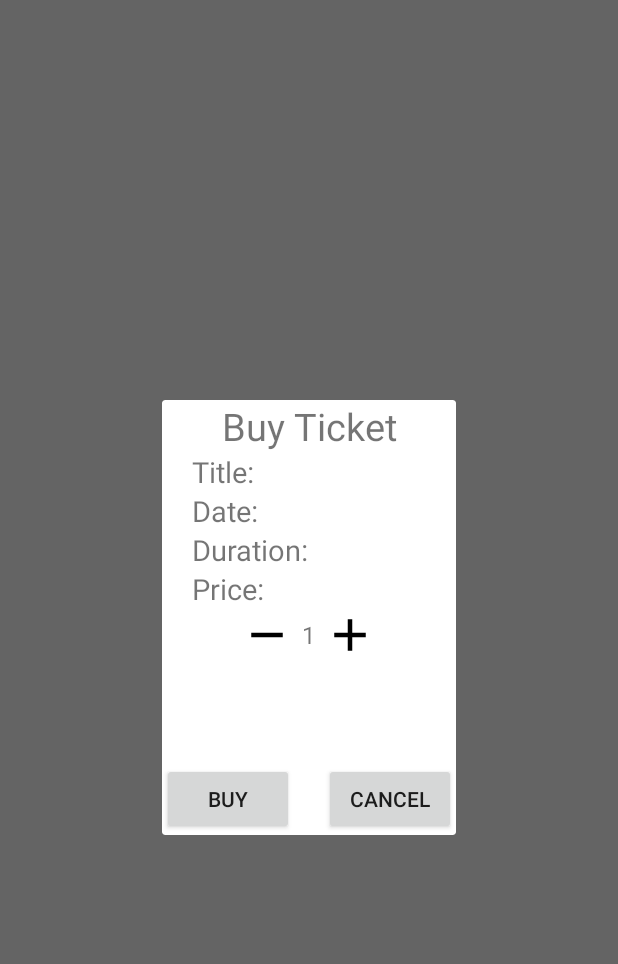
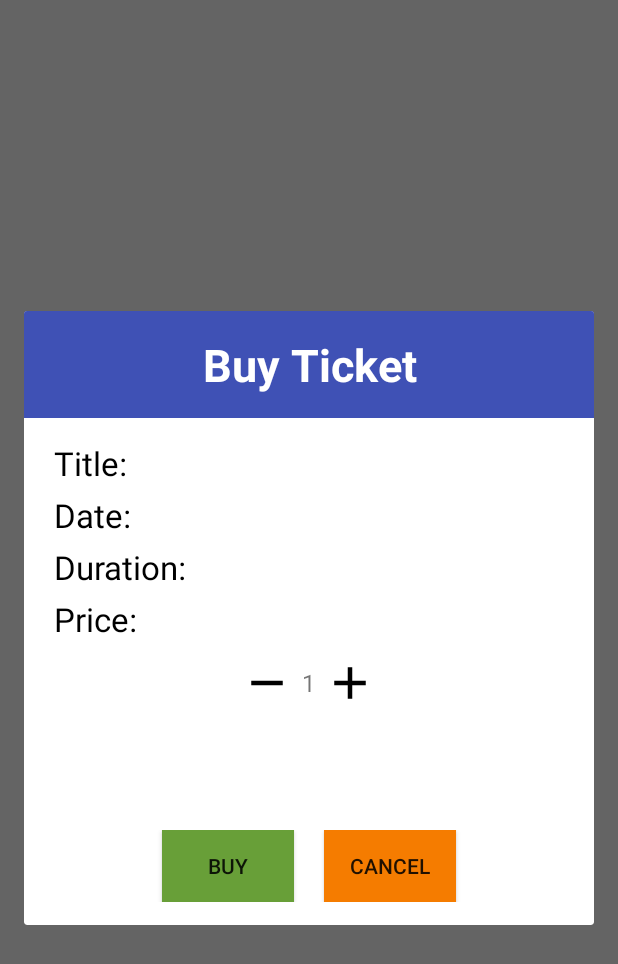
Before and after one commit to joaocsf/FEUP-CMOV, an Android app: the fragment BuyTicketsDialogFragment shown on its own in the app's theme, on a phone screen of 412 x 824 dp. Shown: the top 964 px of the screen. Run offline under Robolectric (Android 15) with nearby library versions, the phone set to English and light mode, and no system bars; 6 statements that could not run were skipped.

Commit message:
made some improvements on the layout

```diff
--- a/main-mobile-app/app/src/main/java/feup/cmpv/feup/casadamusica/fragments/tickets/BuyTicketsDialogFragment.java
+++ b/main-mobile-app/app/src/main/java/feup/cmpv/feup/casadamusica/fragments/tickets/BuyTicketsDialogFragment.java
@@ -7,6 +7,7 @@ import android.support.v4.app.DialogFragment;
 import android.view.LayoutInflater;
 import android.view.View;
 import android.view.ViewGroup;
+import android.view.WindowManager;
 import android.widget.Button;
 import android.widget.TextView;
 import android.widget.Toast;
@@ -141,4 +142,11 @@ public class BuyTicketsDialogFragment extends DialogFragment implements View.OnC
 
         total_price.setText(new StringBuilder().append(total).append("€"));
     }
+
+    @Override
+    public void onStart() {
+        super.onStart();
+        Objects.requireNonNull(getDialog().getWindow())
+                .setLayout(WindowManager.LayoutParams.MATCH_PARENT, WindowManager.LayoutParams.WRAP_CONTENT);
+    }
 }
--- a/main-mobile-app/app/src/main/res/layout/buy_ticket_fragment.xml
+++ b/main-mobile-app/app/src/main/res/layout/buy_ticket_fragment.xml
@@ -5,20 +5,34 @@
     android:orientation="vertical">
 
 
-    <TextView
-        android:id="@+id/buy_ticket_title"
+    <LinearLayout
         android:layout_width="match_parent"
         android:layout_height="wrap_content"
-        android:text="@string/buy_ticket"
-        android:textAlignment="center"
-        android:textSize="25sp"/>
+        android:background="@color/colorPrimary">
+        <TextView
+            android:id="@+id/buy_ticket_title"
+            android:layout_width="match_parent"
+            android:layout_height="wrap_content"
+            android:text="@string/buy_ticket"
+            android:textAlignment="center"
+            android:textSize="30sp"
+            android:layout_marginTop="15dp"
+            android:layout_marginBottom="15dp"
+            android:textColor="@color/white"
+            android:textStyle="bold"
+            />
+
+    </LinearLayout>
 
     <TableLayout
         android:layout_width="match_parent"
-        android:layout_height="wrap_content">
+        android:layout_height="wrap_content"
+        android:layout_marginTop="10dp">
+
         <TableRow
             android:layout_width="wrap_content"
-            android:layout_height="wrap_content">
+            android:layout_height="wrap_content"
+            android:layout_marginTop="5dp">
 
             <TextView
                 android:layout_width="wrap_content"
@@ -26,7 +40,8 @@
                 android:text="@string/show_title"
                 android:layout_marginStart="20dp"
                 android:layout_marginEnd="3dp"
-                android:textSize="19sp"/>
+                android:textSize="22sp"
+                android:textColor="@color/black"/>
 
             <TextView
                 android:id="@+id/show_title"
@@ -38,6 +53,7 @@
         <TableRow
             android:layout_width="match_parent"
             android:layout_height="wrap_content"
+            android:layout_marginTop="5dp"
             >
 
             <TextView
@@ -46,7 +62,8 @@
                 android:text="@string/show_date"
                 android:layout_marginStart="20dp"
                 android:layout_marginEnd="3dp"
-                android:textSize="19sp"
+                android:textSize="22sp"
+                android:textColor="@color/black"
                 />
 
             <TextView
@@ -60,6 +77,7 @@
         <TableRow
             android:layout_width="match_parent"
             android:layout_height="wrap_content"
+            android:layout_marginTop="5dp"
             >
             <TextView
                 android:layout_width="wrap_content"
@@ -67,7 +85,8 @@
                 android:text="@string/show_duration"
                 android:layout_marginStart="20dp"
                 android:layout_marginEnd="3dp"
-                android:textSize="19sp"
+                android:textSize="22sp"
+                android:textColor="@color/black"
                 />
 
             <TextView
@@ -81,6 +100,7 @@
         <TableRow
             android:layout_width="match_parent"
             android:layout_height="wrap_content"
+            android:layout_marginTop="5dp"
             >
 
             <TextView
@@ -89,7 +109,8 @@
                 android:text="@string/show_price"
                 android:layout_marginStart="20dp"
                 android:layout_marginEnd="3dp"
-                android:textSize="19sp"/>
+                android:textSize="22sp"
+                android:textColor="@color/black"/>
 
             <TextView
                 android:id="@+id/show_price"
@@ -105,7 +126,8 @@
     <LinearLayout
         android:layout_width="match_parent"
         android:layout_height="wrap_content"
-        android:gravity="center">
+        android:gravity="center"
+        android:layout_marginTop="10dp">
 
         <Button
             android:id="@+id/minus_ticket"
@@ -138,28 +160,33 @@
         android:layout_width="match_parent"
         android:layout_height="wrap_content"
         android:textSize="50sp"
-        android:textAlignment="center" />
+        android:textAlignment="center"
+        android:layout_marginTop="5dp"
+        android:layout_marginBottom="7dp"/>
 
 
     <LinearLayout
         android:layout_width="match_parent"
         android:layout_height="wrap_content"
         android:orientation="horizontal"
-        android:gravity="center">
+        android:gravity="center"
+        android:layout_marginBottom="15dp">
 
         <Button
             android:id="@+id/buy_ticket"
             android:layout_width="wrap_content"
             android:layout_height="wrap_content"
             android:text="@string/show_buy"
-            android:layout_marginEnd="10dp"/>
+            android:layout_marginEnd="10dp"
+            android:background="@color/green"/>
 
         <Button
             android:id="@+id/cancel_buy_ticket"
             android:layout_width="wrap_content"
             android:layout_height="wrap_content"
             android:text="@string/cancel"
-            android:layout_marginStart="10dp"/>
+            android:layout_marginStart="10dp"
+            android:background="@color/orange"/>
 
     </LinearLayout>
 
--- a/main-mobile-app/app/src/main/res/values/colors.xml
+++ b/main-mobile-app/app/src/main/res/values/colors.xml
@@ -10,4 +10,7 @@
     <color name="bottomtab_2">#F57C00</color>
     <color name="bottomtab_1">#689F38</color>
     <color name="bottomtab_0">#D32F2F</color>
+    <color name="orange">#F57C00</color>
+    <color name="green">#689F38</color>
+    <color name="black">#000000</color>
 </resources>
```
